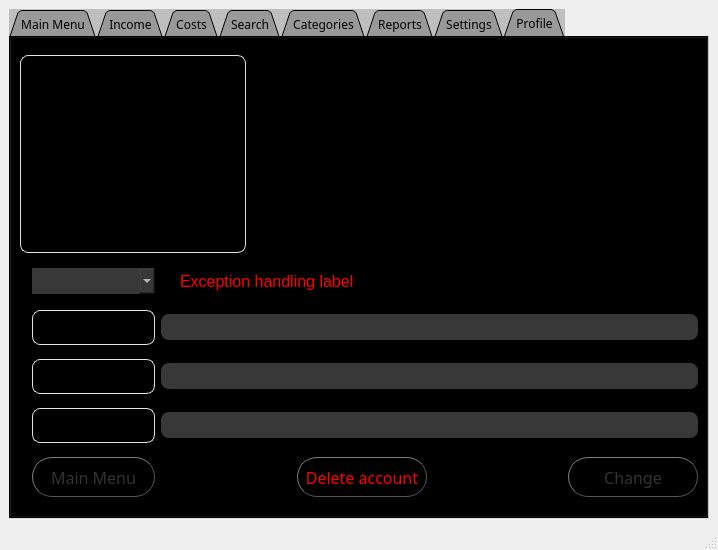
Qt form MainWindow.ui (Arian-SK/Personal-Accounting-App) before a commit.
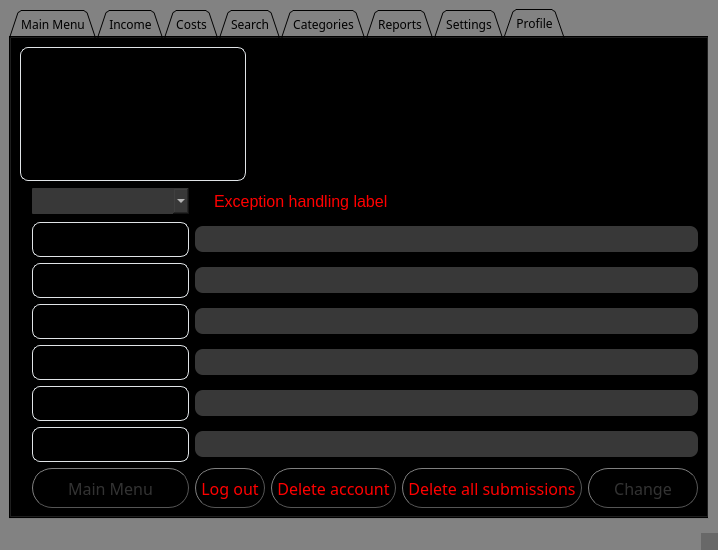
The same form after that commit. The open tabs and pages were chosen to show the change.

Commit message: finished main window and bug fixes

Diff of the .ui file:
```diff
--- a/MainWindow.ui
+++ b/MainWindow.ui
@@ -19,6 +19,9 @@
   <property name="windowTitle">
    <string>MainWindow</string>
   </property>
+  <property name="styleSheet">
+   <string notr="true">background-color:rgba(0,0,0,20%);</string>
+  </property>
   <widget class="QWidget" name="centralwidget">
    <layout class="QGridLayout" name="gridLayout">
     <item row="0" column="0">
@@ -35,7 +38,7 @@
        </font>
       </property>
       <property name="styleSheet">
-       <string notr="true">background-color: rgba(0,0,0,20%);</string>
+       <string notr="true">background-color: rgba(0,0,0,0%);</string>
       </property>
       <property name="tabShape">
        <enum>QTabWidget::Triangular</enum>
@@ -2442,7 +2445,81 @@
         <string>Profile</string>
        </attribute>
        <layout class="QGridLayout" name="gridLayout_7">
-        <item row="5" column="4">
+        <item row="7" column="2">
+         <widget class="QLabel" name="labelPnumber">
+          <property name="font">
+           <font>
+            <family>Impact</family>
+            <pointsize>12</pointsize>
+           </font>
+          </property>
+          <property name="styleSheet">
+           <string notr="true">QLabel {
+  background-color:rgba(0,0,0, 20% );
+  border-radius: 8px;
+  padding: 5px 15px;
+  border: 1px solid #e0e4e7;
+}</string>
+          </property>
+          <property name="text">
+           <string>Phone number:</string>
+          </property>
+         </widget>
+        </item>
+        <item row="8" column="5">
+         <widget class="QPushButton" name="buttonDeleteAllSubs">
+          <property name="minimumSize">
+           <size>
+            <width>40</width>
+            <height>40</height>
+           </size>
+          </property>
+          <property name="font">
+           <font>
+            <family>Impact</family>
+            <pointsize>12</pointsize>
+           </font>
+          </property>
+          <property name="styleSheet">
+           <string notr="true">QPushButton {
+color: red;
+border: 1px solid #555;
+border-radius: 20px;
+border-style: outset;
+background: qradialgradient(
+cx: 0.3, cy: -0.4, fx: 0.3, fy: -0.4,
+radius: 1, stop: 0 #fff, stop: 1 #888
+);
+padding: 5px;
+}
+
+QPushButton:hover {
+background: qradialgradient(
+cx: 0.3, cy: -0.4, fx: 0.3, fy: -0.4,
+radius: 1.35, stop: 0 #fff, stop: 1 #bbb
+);
+}</string>
+          </property>
+          <property name="text">
+           <string>Delete all submissions</string>
+          </property>
+         </widget>
+        </item>
+        <item row="7" column="3" colspan="4">
+         <widget class="QLineEdit" name="linePnumber">
+          <property name="styleSheet">
+           <string notr="true">QLineEdit {
+	color: rgb(56, 56, 56);
+	color: rgb(255,255,255);
+  	border-radius: 8px;
+  	padding: 5px 15px;
+  	background-color:#383838
+}
+</string>
+          </property>
+         </widget>
+        </item>
+        <item row="8" column="4">
          <widget class="QPushButton" name="buttonDelete">
           <property name="minimumSize">
            <size>
@@ -2481,7 +2558,7 @@
           </property>
          </widget>
         </item>
-        <item row="4" column="3" colspan="4">
+        <item row="6" column="3" colspan="4">
          <widget class="QLineEdit" name="linePassword">
           <property name="styleSheet">
            <string notr="true">QLineEdit {
@@ -2501,32 +2578,6 @@
           </property>
          </widget>
         </item>
-        <item row="0" column="4">
-         <spacer name="horizontalSpacer_20">
-          <property name="orientation">
-           <enum>Qt::Horizontal</enum>
-          </property>
-          <property name="sizeHint" stdset="0">
-           <size>
-            <width>40</width>
-            <height>20</height>
-           </size>
-          </property>
-         </spacer>
-        </item>
-        <item row="5" column="3">
-         <spacer name="horizontalSpacer_17">
-          <property name="orientation">
-           <enum>Qt::Horizontal</enum>
-          </property>
-          <property name="sizeHint" stdset="0">
-           <size>
-            <width>40</width>
-            <height>20</height>
-           </size>
-          </property>
-         </spacer>
-        </item>
         <item row="0" column="5">
          <spacer name="horizontalSpacer_22">
           <property name="orientation">
@@ -2540,7 +2591,46 @@
           </property>
          </spacer>
         </item>
-        <item row="3" column="2">
+        <item row="8" column="2">
+         <widget class="QPushButton" name="buttonBackFromProfile">
+          <property name="minimumSize">
+           <size>
+            <width>40</width>
+            <height>40</height>
+           </size>
+          </property>
+          <property name="font">
+           <font>
+            <family>Impact</family>
+            <pointsize>12</pointsize>
+           </font>
+          </property>
+          <property name="styleSheet">
+           <string notr="true">QPushButton {
+color: #333;
+border: 1px solid #555;
+border-radius: 20px;
+border-style: outset;
+background: qradialgradient(
+cx: 0.3, cy: -0.4, fx: 0.3, fy: -0.4,
+radius: 1, stop: 0 #fff, stop: 1 #888
+);
+padding: 5px;
+}
+
+QPushButton:hover {
+background: qradialgradient(
+cx: 0.3, cy: -0.4, fx: 0.3, fy: -0.4,
+radius: 1.35, stop: 0 #fff, stop: 1 #bbb
+);
+}</string>
+          </property>
+          <property name="text">
+           <string>Main Menu</string>
+          </property>
+         </widget>
+        </item>
+        <item row="5" column="2">
          <widget class="QLabel" name="labelEmail">
           <property name="font">
            <font>
@@ -2562,14 +2652,8 @@
           </property>
          </widget>
         </item>
-        <item row="5" column="2">
-         <widget class="QPushButton" name="buttonBackFromProfile">
-          <property name="minimumSize">
-           <size>
-            <width>40</width>
-            <height>40</height>
-           </size>
-          </property>
+        <item row="4" column="2">
+         <widget class="QLabel" name="labelUsername">
           <property name="font">
            <font>
             <family>Impact</family>
@@ -2577,27 +2661,33 @@
            </font>
           </property>
           <property name="styleSheet">
-           <string notr="true">QPushButton {
-color: #333;
-border: 1px solid #555;
-border-radius: 20px;
-border-style: outset;
-background: qradialgradient(
-cx: 0.3, cy: -0.4, fx: 0.3, fy: -0.4,
-radius: 1, stop: 0 #fff, stop: 1 #888
-);
-padding: 5px;
+           <string notr="true">QLabel {
+  background-color:rgba(0,0,0, 20% );
+  border-radius: 8px;
+  padding: 5px 15px;
+  border: 1px solid #e0e4e7;
 }
-
-QPushButton:hover {
-background: qradialgradient(
-cx: 0.3, cy: -0.4, fx: 0.3, fy: -0.4,
-radius: 1.35, stop: 0 #fff, stop: 1 #bbb
-);
-}</string>
+</string>
           </property>
           <property name="text">
-           <string>Main Menu</string>
+           <string>Username:</string>
+          </property>
+         </widget>
+        </item>
+        <item row="5" column="3" colspan="4">
+         <widget class="QLineEdit" name="lineEmail">
+          <property name="styleSheet">
+           <string notr="true">QLineEdit {
+	color: rgb(56, 56, 56);
+	color: rgb(255,255,255);
+  	border-radius: 8px;
+  	padding: 5px 15px;
+  	background-color:#383838
+}
+</string>
+          </property>
+          <property name="readOnly">
+           <bool>false</bool>
           </property>
          </widget>
         </item>
@@ -2623,23 +2713,6 @@
           </property>
          </widget>
         </item>
-        <item row="3" column="3" colspan="4">
-         <widget class="QLineEdit" name="lineEmail">
-          <property name="styleSheet">
-           <string notr="true">QLineEdit {
-	color: rgb(56, 56, 56);
-	color: rgb(255,255,255);
-  	border-radius: 8px;
-  	padding: 5px 15px;
-  	background-color:#383838
-}
-</string>
-          </property>
-          <property name="readOnly">
-           <bool>false</bool>
-          </property>
-         </widget>
-        </item>
         <item row="0" column="6">
          <spacer name="horizontalSpacer_21">
           <property name="orientation">
@@ -2653,84 +2726,6 @@
           </property>
          </spacer>
         </item>
-        <item row="2" column="2">
-         <widget class="QLabel" name="labelUsername">
-          <property name="font">
-           <font>
-            <family>Impact</family>
-            <pointsize>12</pointsize>
-           </font>
-          </property>
-          <property name="styleSheet">
-           <string notr="true">QLabel {
-  background-color:rgba(0,0,0, 20% );
-  border-radius: 8px;
-  padding: 5px 15px;
-  border: 1px solid #e0e4e7;
-}
-</string>
-          </property>
-          <property name="text">
-           <string>Username:</string>
-          </property>
-         </widget>
-        </item>
-        <item row="5" column="6">
-         <widget class="QPushButton" name="buttonChange">
-          <property name="minimumSize">
-           <size>
-            <width>0</width>
-            <height>40</height>
-           </size>
-          </property>
-          <property name="font">
-           <font>
-            <family>Impact</family>
-            <pointsize>12</pointsize>
-           </font>
-          </property>
-          <property name="styleSheet">
-           <string notr="true">QPushButton {
-color: #333;
-border: 1px solid #555;
-border-radius: 20px;
-border-style: outset;
-background: qradialgradient(
-cx: 0.3, cy: -0.4, fx: 0.3, fy: -0.4,
-radius: 1, stop: 0 #fff, stop: 1 #888
-);
-padding: 5px;
-}
-
-QPushButton:hover {
-background: qradialgradient(
-cx: 0.3, cy: -0.4, fx: 0.3, fy: -0.4,
-radius: 1.35, stop: 0 #fff, stop: 1 #bbb
-);
-}</string>
-          </property>
-          <property name="text">
-           <string>Change</string>
-          </property>
-         </widget>
-        </item>
-        <item row="2" column="3" colspan="4">
-         <widget class="QLineEdit" name="lineUsername">
-          <property name="styleSheet">
-           <string notr="true">QLineEdit {
-	color: rgb(56, 56, 56);
-	color: rgb(255,255,255);
-  	border-radius: 8px;
-  	padding: 5px 15px;
-  	background-color:#383838
-}
-</string>
-          </property>
-          <property name="readOnly">
-           <bool>true</bool>
-          </property>
-         </widget>
-        </item>
         <item row="0" column="0" colspan="4">
          <widget class="QLabel" name="labelProfilePic">
           <property name="maximumSize">
@@ -2753,7 +2748,7 @@
           </property>
          </widget>
         </item>
-        <item row="4" column="2">
+        <item row="6" column="2">
          <widget class="QLabel" name="labelPassword">
           <property name="font">
            <font>
@@ -2775,6 +2770,62 @@
           </property>
          </widget>
         </item>
+        <item row="4" column="3" colspan="4">
+         <widget class="QLineEdit" name="lineUsername">
+          <property name="styleSheet">
+           <string notr="true">QLineEdit {
+	color: rgb(56, 56, 56);
+	color: rgb(255,255,255);
+  	border-radius: 8px;
+  	padding: 5px 15px;
+  	background-color:#383838
+}
+</string>
+          </property>
+          <property name="readOnly">
+           <bool>true</bool>
+          </property>
+         </widget>
+        </item>
+        <item row="8" column="6">
+         <widget class="QPushButton" name="buttonChange">
+          <property name="minimumSize">
+           <size>
+            <width>0</width>
+            <height>40</height>
+           </size>
+          </property>
+          <property name="font">
+           <font>
+            <family>Impact</family>
+            <pointsize>12</pointsize>
+           </font>
+          </property>
+          <property name="styleSheet">
+           <string notr="true">QPushButton {
+color: #333;
+border: 1px solid #555;
+border-radius: 20px;
+border-style: outset;
+background: qradialgradient(
+cx: 0.3, cy: -0.4, fx: 0.3, fy: -0.4,
+radius: 1, stop: 0 #fff, stop: 1 #888
+);
+padding: 5px;
+}
+
+QPushButton:hover {
+background: qradialgradient(
+cx: 0.3, cy: -0.4, fx: 0.3, fy: -0.4,
+radius: 1.35, stop: 0 #fff, stop: 1 #bbb
+);
+}</string>
+          </property>
+          <property name="text">
+           <string>Change</string>
+          </property>
+         </widget>
+        </item>
         <item row="1" column="3" colspan="4">
          <widget class="QLabel" name="labelExceptionProfile">
           <property name="font">
@@ -2795,6 +2846,130 @@
           </property>
          </widget>
         </item>
+        <item row="2" column="2">
+         <widget class="QLabel" name="labelFname">
+          <property name="font">
+           <font>
+            <family>Impact</family>
+            <pointsize>12</pointsize>
+           </font>
+          </property>
+          <property name="styleSheet">
+           <string notr="true">QLabel {
+  background-color:rgba(0,0,0, 20% );
+  border-radius: 8px;
+  padding: 5px 15px;
+  border: 1px solid #e0e4e7;
+}
+</string>
+          </property>
+          <property name="text">
+           <string>First name</string>
+          </property>
+         </widget>
+        </item>
+        <item row="2" column="3" colspan="4">
+         <widget class="QLineEdit" name="lineFname">
+          <property name="styleSheet">
+           <string notr="true">QLineEdit {
+	color: rgb(56, 56, 56);
+	color: rgb(255,255,255);
+  	border-radius: 8px;
+  	padding: 5px 15px;
+  	background-color:#383838
+}
+</string>
+          </property>
+         </widget>
+        </item>
+        <item row="3" column="2">
+         <widget class="QLabel" name="labelLname">
+          <property name="font">
+           <font>
+            <family>Impact</family>
+            <pointsize>12</pointsize>
+           </font>
+          </property>
+          <property name="styleSheet">
+           <string notr="true">QLabel {
+  background-color:rgba(0,0,0, 20% );
+  border-radius: 8px;
+  padding: 5px 15px;
+  border: 1px solid #e0e4e7;
+}
+</string>
+          </property>
+          <property name="text">
+           <string>Last Name</string>
+          </property>
+         </widget>
+        </item>
+        <item row="3" column="3" colspan="4">
+         <widget class="QLineEdit" name="lineLname">
+          <property name="styleSheet">
+           <string notr="true">QLineEdit {
+	color: rgb(56, 56, 56);
+	color: rgb(255,255,255);
+  	border-radius: 8px;
+  	padding: 5px 15px;
+  	background-color:#383838
+}
+</string>
+          </property>
+         </widget>
+        </item>
+        <item row="0" column="4">
+         <spacer name="horizontalSpacer_20">
+          <property name="orientation">
+           <enum>Qt::Horizontal</enum>
+          </property>
+          <property name="sizeHint" stdset="0">
+           <size>
+            <width>40</width>
+            <height>20</height>
+           </size>
+          </property>
+         </spacer>
+        </item>
+        <item row="8" column="3">
+         <widget class="QPushButton" name="buttonLogOut">
+          <property name="minimumSize">
+           <size>
+            <width>40</width>
+            <height>40</height>
+           </size>
+          </property>
+          <property name="font">
+           <font>
+            <family>Impact</family>
+            <pointsize>12</pointsize>
+           </font>
+          </property>
+          <property name="styleSheet">
+           <string notr="true">QPushButton {
+color: red;
+border: 1px solid #555;
+border-radius: 20px;
+border-style: outset;
+background: qradialgradient(
+cx: 0.3, cy: -0.4, fx: 0.3, fy: -0.4,
+radius: 1, stop: 0 #fff, stop: 1 #888
+);
+padding: 5px;
+}
+
+QPushButton:hover {
+background: qradialgradient(
+cx: 0.3, cy: -0.4, fx: 0.3, fy: -0.4,
+radius: 1.35, stop: 0 #fff, stop: 1 #bbb
+);
+}</string>
+          </property>
+          <property name="text">
+           <string>Log out</string>
+          </property>
+         </widget>
+        </item>
        </layout>
       </widget>
      </widget>
```
Left out of the diff: 640 changed lines with no effect on the pictures. The commit also changes 5 other files.
